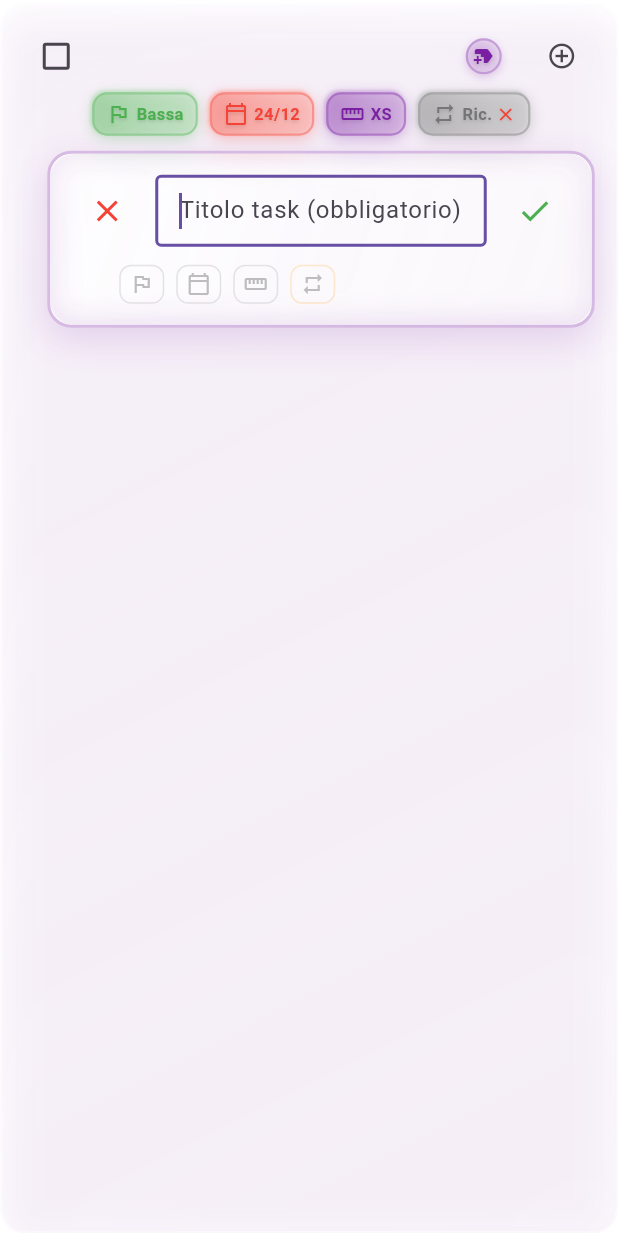
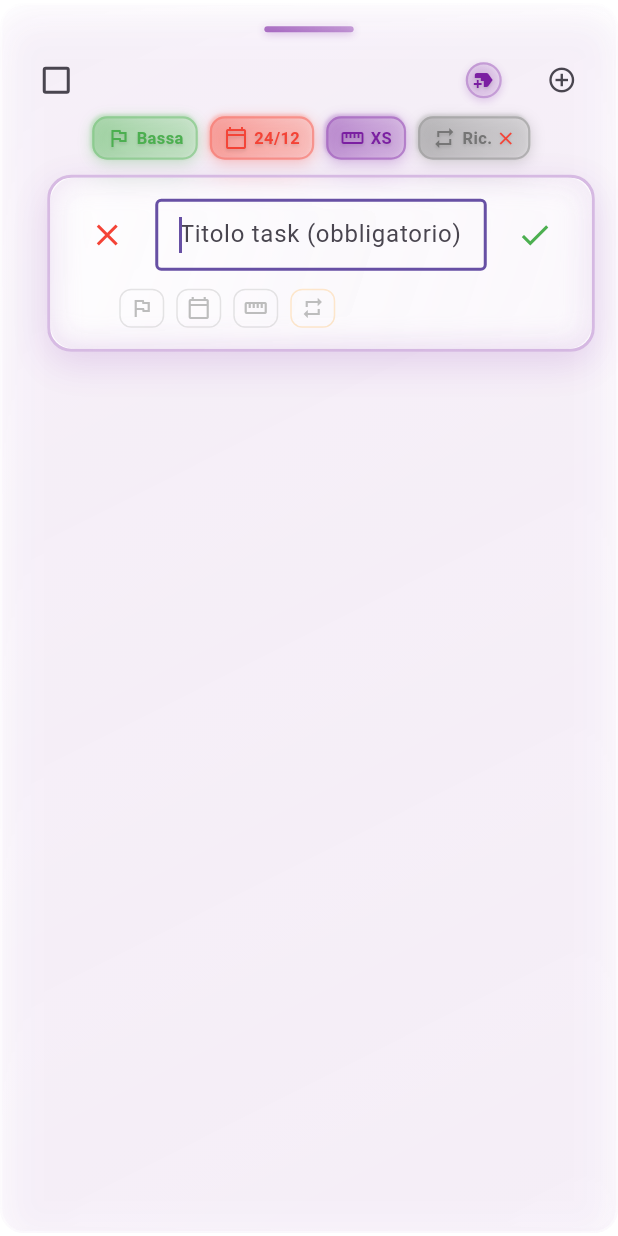
Before and after one commit to GokuGunZ/solducci, a Flutter app: the TaskListItem widget shown alone on an empty page, opened directly with empty values, after a tap on the "add circle outline" icon, on a phone screen of 412 x 824 dp. Run offline on Flutter 3.47's test engine with Material 3 defaults, Android fonts, the phone set to English and light mode, and no system bars; our stand-ins replace currency_text_input_formatter, equatable, flutter_bloc, flutter_dotenv, get_it, go_router and 3 more; missing offline and left inert: animated_reorderable_list; accounts and stored records are empty; network calls fail.

Commit message:
Add iOS-style drag handle indicator to task tiles
Added a visual drag indicator at the top-center of task tiles,
replacing the long-press drag behavior with a more intuitive UI.

Changes:
- Created DragHandle component (68 lines)
  - Positioned at top-center of task tile
  - 15% width of parent tile
  - Glassmorphic styling with gradient
  - Purple color matching app theme
  - Rounded borders (2px radius)
  - Box shadows for depth effect
  - Only visible for root-level tasks (depth == 0)

- Integrated into TaskListItem
  - Added at start of Column (before InkWell)
  - Conditional visibility based on depth
  - Maintains glassmorphic aesthetic

Design Details:
- Height: 4px
- Width: 15% of tile width (FractionallySizedBox)
- Margin: 8px top, 4px bottom
- Gradient: primaryPurple (0.6 → 0.4 alpha)
- Shadows:
  - Purple shadow below (0.3 alpha, 4px blur)
  - White highlight above (0.4 alpha, 1px blur)
- Border radius: 2px (fully rounded pill shape)

UX Improvements:
- Visual affordance for drag-and-drop
- iOS-style familiar pattern
- No need for long-press discovery
- Consistent with modern mobile UIs
- Adheres to app's glassmorphic design

Implementation:
- Separate component for reusability
- Configurable width fraction
- Visible/hidden control
- Zero impact when hidden (SizedBox.shrink)

🤖 Generated with [Claude Code](https://claude.com/claude-code)

Co-Authored-By: Claude Sonnet 4.5 <noreply@anthropic.com>

```diff
--- a/lib/widgets/documents/task_list_item.dart
+++ b/lib/widgets/documents/task_list_item.dart
@@ -20,6 +20,7 @@ import 'package:solducci/widgets/documents/task_list_item/components/task_swipe_
 import 'package:solducci/widgets/documents/task_list_item/components/task_title.dart';
 import 'package:solducci/widgets/documents/task_list_item/components/task_description.dart';
 import 'package:solducci/widgets/documents/task_list_item/components/task_tags_row.dart';
+import 'package:solducci/widgets/documents/task_list_item/components/drag_handle.dart';
 import 'package:solducci/widgets/documents/task_list_item/handlers/task_completion_handler.dart';
 
 /// Widget for displaying a task in a list with checkbox, dismissible actions, and expandable subtasks
@@ -211,6 +212,11 @@ class _TaskListItemState extends State<TaskListItem> {
                 padding: EdgeInsets.all(_depth > 0 ? 0.0 : 6.0),
                 child: Column(
                   children: [
+                    // iOS-style drag handle (only for root-level tasks)
+                    DragHandle(
+                      visible: _depth == 0,
+                      widthFraction: 0.15,
+                    ),
                     InkWell(
                       onTap: () => _showTaskDetails(context),
                       splashColor: Colors.transparent,
--- /dev/null
+++ b/lib/widgets/documents/task_list_item/components/drag_handle.dart
@@ -0,0 +1,62 @@
+import 'package:flutter/material.dart';
+import 'package:solducci/theme/todo_theme.dart';
+
+/// iOS-style drag handle indicator for reorderable tasks
+///
+/// A horizontal line positioned at the top-center of the task tile,
+/// with glassmorphic styling matching the app's aesthetic.
+class DragHandle extends StatelessWidget {
+  /// Width as percentage of parent width (0.0 to 1.0)
+  final double widthFraction;
+
+  /// Whether to show the drag handle (e.g., hide for subtasks)
+  final bool visible;
+
+  const DragHandle({
+    super.key,
+    this.widthFraction = 0.15,
+    this.visible = true,
+  });
+
+  @override
+  Widget build(BuildContext context) {
+    if (!visible) {
+      return const SizedBox.shrink();
+    }
+
+    return Center(
+      child: Container(
+        margin: const EdgeInsets.only(top: 8, bottom: 4),
+        child: FractionallySizedBox(
+          widthFactor: widthFraction,
+          child: Container(
+            height: 4,
+            decoration: BoxDecoration(
+              borderRadius: BorderRadius.circular(2),
+              gradient: LinearGradient(
+                begin: Alignment.topLeft,
+                end: Alignment.bottomRight,
+                colors: [
+                  TodoTheme.primaryPurple.withValues(alpha: 0.6),
+                  TodoTheme.primaryPurple.withValues(alpha: 0.4),
+                ],
+              ),
+              boxShadow: [
+                BoxShadow(
+                  color: TodoTheme.primaryPurple.withValues(alpha: 0.3),
+                  blurRadius: 4,
+                  offset: const Offset(0, 1),
+                ),
+                BoxShadow(
+                  color: Colors.white.withValues(alpha: 0.4),
+                  blurRadius: 1,
+                  offset: const Offset(0, -1),
+                ),
+              ],
+            ),
+          ),
+        ),
+      ),
+    );
+  }
+}
```
